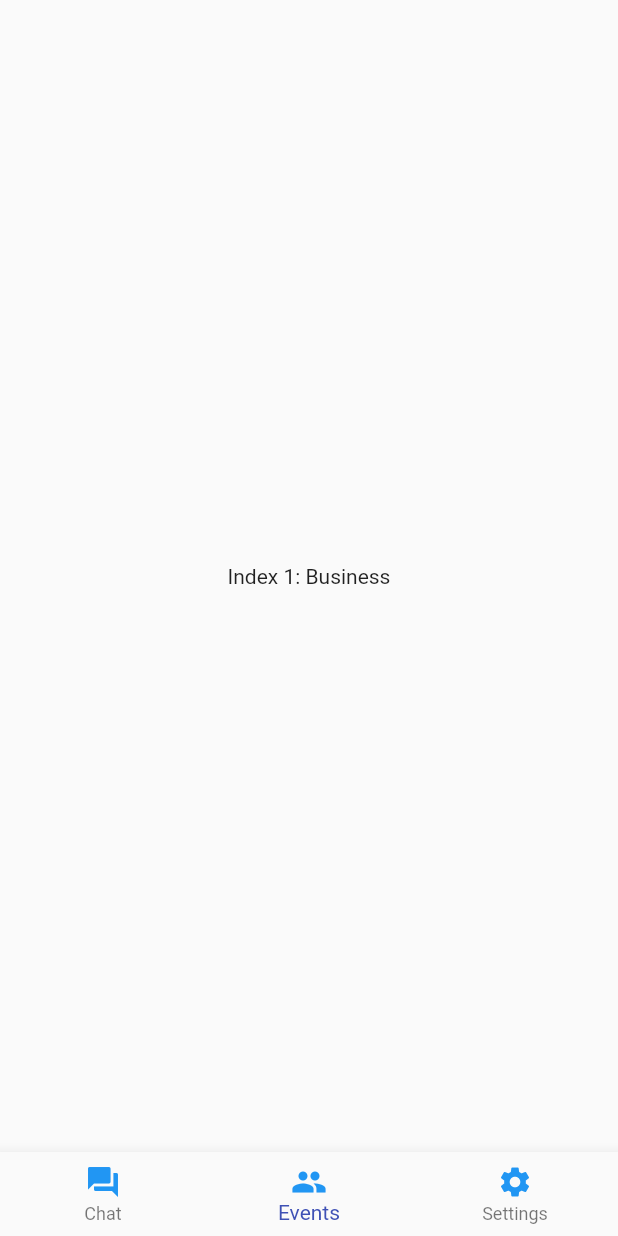
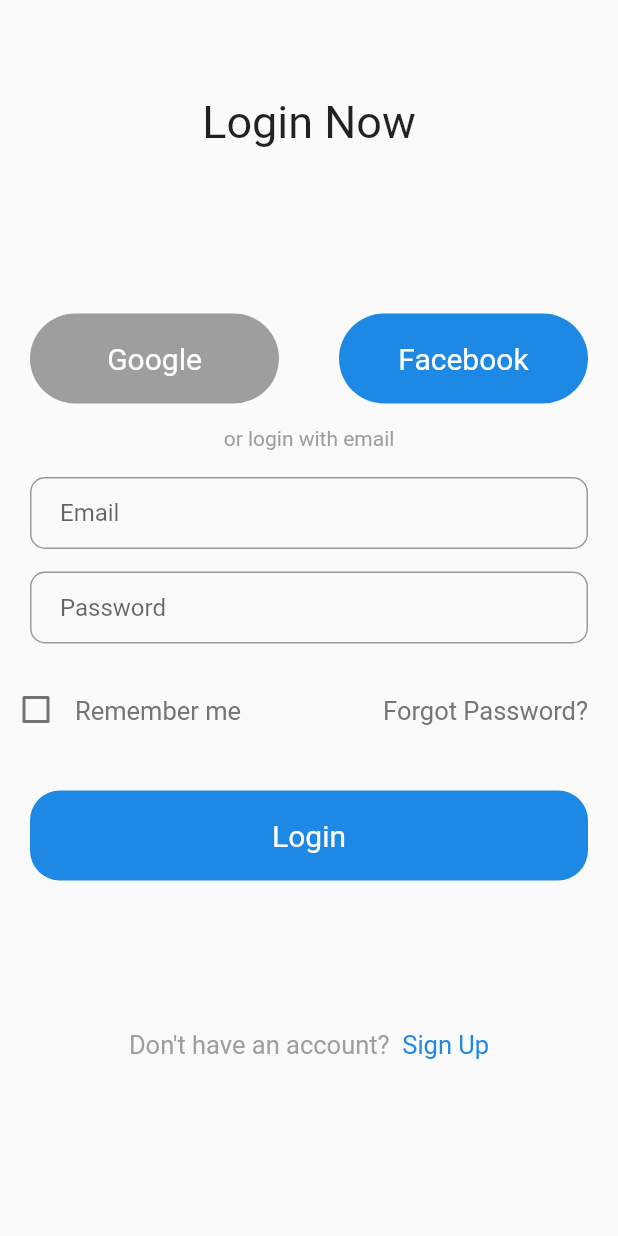
Before and after one commit to jhonatan247/my-community-app, a Flutter app: the screen it shows after launch, on a phone screen of 412 x 824 dp. Run offline on Flutter 3.47's test engine with Material 2 defaults, Android fonts, the phone set to English and light mode, and no system bars.

Commit message:
Login Screen

```diff
--- a/lib/main.dart
+++ b/lib/main.dart
@@ -1,17 +1,23 @@
 import 'package:flutter/material.dart';
 import 'screens/HomePage.dart';
+import 'screens/LoginPage.dart';
+
 
 void main() => runApp(MyApp());
 
 class MyApp extends StatelessWidget {
-
+  final routes = <String, WidgetBuilder>{
+    HomePage.tag: (context) => HomePage(),
+    LoginPage.tag: (context) => LoginPage(),
+  };
   @override
   Widget build(BuildContext context) {
     return MaterialApp(
       theme: ThemeData(
         primarySwatch: Colors.blue,
       ),
-      home: HomePage(),
+      home: LoginPage(),
+      routes: routes,
     );
   }
 }
--- a/lib/screens/HomePage.dart
+++ b/lib/screens/HomePage.dart
@@ -2,6 +2,7 @@
 import 'Settings/SettingsScreen.dart';
 
 class HomePage extends StatefulWidget {
+  static String tag = 'home-page';
   HomePage({Key key}) : super(key: key);
 
   @override
@@ -18,9 +19,26 @@
 
   @override
   Widget build(BuildContext context) {
+
+    final profileImage = Hero(
+      tag: 'hero',
+      child: Padding(
+        padding: EdgeInsets.all(16.0),
+        child: CircleAvatar(
+          radius: 72.0,
+          backgroundColor: Colors.transparent,
+          backgroundImage: AssetImage('assets/test.jpg'),
+        ),
+      ),
+    );
+
     return Scaffold(
       body: Center(
-        child: _widgetOptions.elementAt(_selectedIndex),
+
+        child: Column(children: <Widget>[
+          profileImage,
+          _widgetOptions.elementAt(_selectedIndex),
+        ],)
       ),
       bottomNavigationBar: BottomNavigationBar(
         items: <BottomNavigationBarItem>[
--- /dev/null
+++ b/lib/screens/LoginPage.dart
@@ -0,0 +1,338 @@
+import 'package:flutter/material.dart';
+import 'package:flutter/services.dart';
+
+class LoginPage extends StatefulWidget {
+  static String tag = 'login-pahe';
+  LoginPage({Key key}) : super(key: key);
+
+  @override
+  _LoginPageState createState() => _LoginPageState();
+}
+
+class _LoginPageState extends State<LoginPage> {
+  final _currentEmail = TextEditingController();
+  final _currentPassword = TextEditingController();
+  bool _isChecked = false;
+
+  void onChanged(bool value){
+    setState(() {
+      _isChecked = value;
+    });
+  }
+
+  @override
+  Widget build(BuildContext context){
+    SystemChrome.setSystemUIOverlayStyle(
+      SystemUiOverlayStyle.dark.copyWith(
+        statusBarColor: Colors.blue, //or set color with: Color(0xFF0000FF)
+      )
+    );
+
+    return Scaffold(
+      appBar: AppBar(
+        backgroundColor:Colors.transparent,
+        elevation: 0.0,
+        iconTheme: IconThemeData(color: Colors.blue)
+      ),
+      body: Container(
+        width: double.infinity,
+        child: Column(
+          crossAxisAlignment: CrossAxisAlignment.center,
+          children: <Widget>[
+            Row(
+              mainAxisAlignment: MainAxisAlignment.center,
+              children: <Widget>[
+                Padding(
+                  padding: const EdgeInsets.only(
+                      top: 8.0,
+                      bottom: 80.0
+                  ),
+                  child: Text(
+                    "Login Now",
+                    style: TextStyle(fontSize: 30.0),
+                  ),
+                ),
+
+              ],
+            ),
+
+            Row(
+              mainAxisAlignment: MainAxisAlignment.center,
+              children: <Widget>[
+                Expanded(
+                  child: Padding(
+                    padding: const EdgeInsets.only(
+                        left: 20.0,
+                        right: 20.0,
+                        top: 30.0
+                    ),
+                    child: GestureDetector(
+                      onTap: (){
+                        Navigator.push(
+                            context,
+                            MaterialPageRoute(
+                                builder: (context) => LoginPage()
+                            )
+                        );
+                      },
+                      child: Container(
+                        alignment: Alignment.center,
+                        height: 60.0,
+                        decoration: BoxDecoration(
+                          color: Colors.grey,
+                          borderRadius: BorderRadius.circular(30.0),
+                        ),
+                        child: Text(
+                          "Google",
+                          style: TextStyle(
+                              fontSize: 20.0,
+                              color: Colors.white
+                          ),
+                        ),
+                      ),
+                    ),
+                  ),
+                ),
+                Expanded(
+                  child: Padding(
+                    padding: const EdgeInsets.only(
+                        left: 20.0,
+                        right: 20.0,
+                        top: 30.0
+                    ),
+                    child: GestureDetector(
+                      onTap: (){
+                        Navigator.push(
+                            context,
+                            MaterialPageRoute(
+                                builder: (context) => LoginPage()
+                            )
+                        );
+                      },
+                      child: Container(
+                        alignment: Alignment.center,
+                        height: 60.0,
+                        decoration: BoxDecoration(
+                          color: Colors.blue[600],
+                          borderRadius: BorderRadius.circular(30.0),
+                        ),
+                        child: Text(
+                          "Facebook",
+                          style: TextStyle(
+                              fontSize: 20.0,
+                              color: Colors.white
+                          ),
+                        ),
+                      ),
+                    ),
+                  ),
+                ),
+              ],
+            ),
+
+            SizedBox(
+              height: 15.0,
+            ),
+
+            Row(
+              mainAxisAlignment: MainAxisAlignment.center,
+              children: <Widget>[
+                Padding(
+                  padding: const EdgeInsets.only(bottom:18.0),
+                  child: Text(
+                    "or login with email",
+                    style: TextStyle(
+                        fontSize: 14.0,
+                        color: Colors.grey,
+                        fontWeight: FontWeight.normal
+                    ),
+                  ),
+                ),
+              ],
+            ),
+
+            Padding(
+              padding: const EdgeInsets.symmetric(
+                horizontal: 20.0,
+                vertical: 0.0
+              ),
+              child: TextFormField(
+                controller: _currentEmail,
+                keyboardType: TextInputType.emailAddress,
+                autofocus: false,
+                decoration: InputDecoration(
+                  hintText: 'Email',
+                  contentPadding: EdgeInsets.fromLTRB(20.0, 10.0, 20.0, 10.0),
+                  border: OutlineInputBorder(
+                    borderRadius: BorderRadius.circular(10.0)
+                  ),
+                ),
+              ),
+            ), //emailField
+
+            SizedBox(
+              height: 15.0,
+            ),
+
+            Padding(
+              padding: const EdgeInsets.symmetric(
+                horizontal: 20.0,
+                vertical: 0.0,
+              ),
+              child: TextFormField(
+                controller: _currentPassword,
+                autofocus: false,
+                obscureText: true,
+                decoration: InputDecoration(
+                  hintText: 'Password',
+                  contentPadding: EdgeInsets.fromLTRB(20.0, 10.0, 20.0, 10.0),
+                  border: OutlineInputBorder(
+                      borderRadius: BorderRadius.circular(10.0)
+                  ),
+                ),
+              ),
+            ), //passwordField
+
+            SizedBox(
+              height: 20.0,
+            ),
+
+            Stack(
+              children: <Widget>[
+                Container(
+                  child: Checkbox(
+                    value: _isChecked,
+                    onChanged: (bool value){onChanged(value);},
+                  ), ////radioButton
+                ),
+
+                Container(
+                  child: Padding(
+                    padding: const EdgeInsets.only(
+                        top:15.0,
+                        left: 50
+                    ),
+                    child: Text(
+                      "Remember me",
+                      style: TextStyle(
+                          fontSize: 17.0,
+                          color: Colors.grey[600],
+                          fontWeight: FontWeight.normal
+                      ),
+                    ),
+                  ),
+                ),
+
+                Container(
+                  padding: const EdgeInsets.only(top:15.0, right: 20),
+                  alignment: Alignment.centerRight,
+                  child: GestureDetector(
+                    onTap: (){
+                      Navigator.push(
+                        context,
+                        MaterialPageRoute(
+                            builder: (context) => LoginPage()
+                        ),
+                      );
+                    },
+                    child: Text(
+                      "Forgot Password?",
+                      style: TextStyle(
+                          fontSize: 17.0,
+                          color: Colors.grey[600],
+                          fontWeight: FontWeight.normal
+                      ),
+                    ),
+                  ),
+                ), //forgotPassword
+              ],
+            ),
+
+            Row(
+              mainAxisAlignment: MainAxisAlignment.center,
+              children: <Widget>[
+                Expanded(
+                  child: Padding(
+                    padding: const EdgeInsets.only(
+                      left: 20.0,
+                      right: 20.0,
+                      top: 30.0
+                    ),
+                    child: GestureDetector(
+                      onTap: (){
+                        Navigator.push(
+                          context,
+                          MaterialPageRoute(
+                            builder: (context) => LoginPage()
+                          )
+                        );
+                      },
+                      child: Container(
+                        alignment: Alignment.center,
+                        height: 60.0,
+                        decoration: BoxDecoration(
+                          color: Colors.blue[600],
+                          borderRadius: BorderRadius.circular(20.0),
+                        ),
+                        child: Text(
+                          "Login",
+                          style: TextStyle(
+                            fontSize: 20.0,
+                            color: Colors.white
+                          ),
+                        ),
+                      ),
+                    ),
+                  ),
+                ),
+              ],
+            ),//Login Button
+
+            Expanded(
+              child: Row(
+                mainAxisAlignment: MainAxisAlignment.center,
+                children: <Widget>[
+                  Padding(
+                    padding: const EdgeInsets.only(bottom:18.0),
+                    child: Text(
+                      "Don't have an account?  ",
+                      style: TextStyle(
+                        fontSize: 17.0,
+                        color: Colors.grey,
+                        fontWeight: FontWeight.normal
+                      ),
+                    ),
+                  ),
+                  Container(
+                    alignment: Alignment.center,
+                    child: GestureDetector(
+                      onTap: (){
+                        Navigator.push(
+                          context,
+                          MaterialPageRoute(
+                            builder: (context) => LoginPage()
+                          ),
+                        );
+                      },
+                      child : Padding(
+                        padding: const EdgeInsets.only(bottom:18.0),
+                        child: Text(
+                          "Sign Up",
+                          style: TextStyle(
+                            fontSize: 17.0,
+                            color: Colors.blue[600],
+                            fontWeight: FontWeight.normal
+                          ),
+                        ),
+                      ),
+                    ),
+                  ),
+                ],
+              ),
+            ) //Sign Up Hyperlink
+          ],
+        ),
+      ),
+    );
+  }
+}
```
Also changed, not shown: pubspec.yaml (+3 -35 lines).
